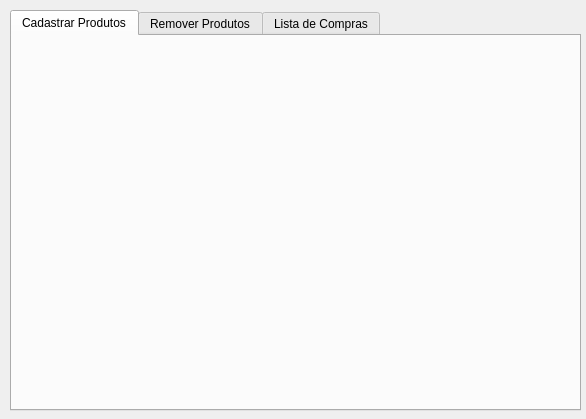
Old version of the form Estoque/telagerenciaestoque.ui in the repository grochavieira/ControleDeEstoque.
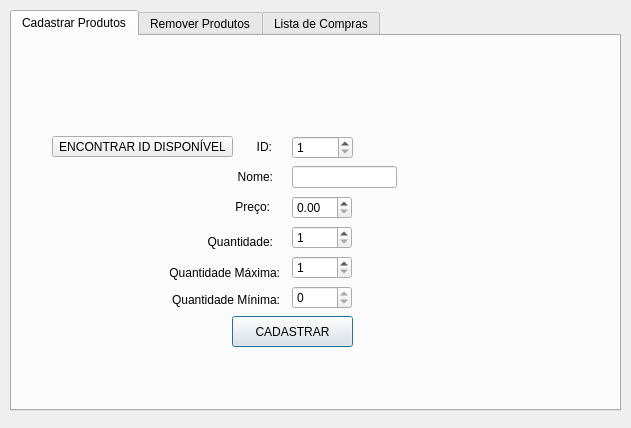
New version of the form.

Patch:
```diff
--- a/Estoque/telagerenciaestoque.ui
+++ b/Estoque/telagerenciaestoque.ui
@@ -6,8 +6,8 @@
    <rect>
     <x>0</x>
     <y>0</y>
-    <width>586</width>
-    <height>419</height>
+    <width>631</width>
+    <height>428</height>
    </rect>
   </property>
   <property name="windowTitle">
@@ -18,10 +18,22 @@
     <rect>
      <x>10</x>
      <y>10</y>
-     <width>571</width>
+     <width>611</width>
      <height>401</height>
     </rect>
    </property>
+   <property name="focusPolicy">
+    <enum>Qt::TabFocus</enum>
+   </property>
+   <property name="styleSheet">
+    <string notr="true"/>
+   </property>
+   <property name="tabPosition">
+    <enum>QTabWidget::North</enum>
+   </property>
+   <property name="tabShape">
+    <enum>QTabWidget::Rounded</enum>
+   </property>
    <property name="currentIndex">
     <number>0</number>
    </property>
@@ -29,6 +41,561 @@
     <attribute name="title">
      <string>Cadastrar Produtos</string>
     </attribute>
+    <widget class="QPushButton" name="btnCadastrarProduto">
+     <property name="geometry">
+      <rect>
+       <x>220</x>
+       <y>280</y>
+       <width>121</width>
+       <height>31</height>
+      </rect>
+     </property>
+     <property name="sizePolicy">
+      <sizepolicy hsizetype="Preferred" vsizetype="Fixed">
+       <horstretch>0</horstretch>
+       <verstretch>0</verstretch>
+      </sizepolicy>
+     </property>
+     <property name="font">
+      <font>
+       <family>Segoe UI</family>
+      </font>
+     </property>
+     <property name="autoFillBackground">
+      <bool>false</bool>
+     </property>
+     <property name="styleSheet">
+      <string notr="true"/>
+     </property>
+     <property name="text">
+      <string>CADASTRAR</string>
+     </property>
+    </widget>
+    <widget class="QSpinBox" name="spnIdProduto">
+     <property name="geometry">
+      <rect>
+       <x>280</x>
+       <y>100</y>
+       <width>61</width>
+       <height>23</height>
+      </rect>
+     </property>
+     <property name="sizePolicy">
+      <sizepolicy hsizetype="Fixed" vsizetype="Fixed">
+       <horstretch>0</horstretch>
+       <verstretch>0</verstretch>
+      </sizepolicy>
+     </property>
+     <property name="font">
+      <font>
+       <family>Segoe UI</family>
+      </font>
+     </property>
+     <property name="readOnly">
+      <bool>false</bool>
+     </property>
+     <property name="minimum">
+      <number>1</number>
+     </property>
+     <property name="maximum">
+      <number>999999</number>
+     </property>
+    </widget>
+    <widget class="QLabel" name="label_6">
+     <property name="geometry">
+      <rect>
+       <x>157</x>
+       <y>220</y>
+       <width>111</width>
+       <height>33</height>
+      </rect>
+     </property>
+     <property name="sizePolicy">
+      <sizepolicy hsizetype="Preferred" vsizetype="Preferred">
+       <horstretch>0</horstretch>
+       <verstretch>0</verstretch>
+      </sizepolicy>
+     </property>
+     <property name="font">
+      <font>
+       <family>Segoe UI</family>
+      </font>
+     </property>
+     <property name="text">
+      <string>Quantidade Máxima:</string>
+     </property>
+     <property name="alignment">
+      <set>Qt::AlignRight|Qt::AlignTrailing|Qt::AlignVCenter</set>
+     </property>
+    </widget>
+    <widget class="QSpinBox" name="spnQuantidadeProduto">
+     <property name="geometry">
+      <rect>
+       <x>280</x>
+       <y>190</y>
+       <width>60</width>
+       <height>23</height>
+      </rect>
+     </property>
+     <property name="sizePolicy">
+      <sizepolicy hsizetype="Fixed" vsizetype="Fixed">
+       <horstretch>0</horstretch>
+       <verstretch>0</verstretch>
+      </sizepolicy>
+     </property>
+     <property name="maximumSize">
+      <size>
+       <width>60</width>
+       <height>16777215</height>
+      </size>
+     </property>
+     <property name="font">
+      <font>
+       <family>Segoe UI</family>
+      </font>
+     </property>
+     <property name="minimum">
+      <number>1</number>
+     </property>
+     <property name="maximum">
+      <number>999999</number>
+     </property>
+    </widget>
+    <widget class="QLabel" name="label_4">
+     <property name="geometry">
+      <rect>
+       <x>160</x>
+       <y>190</y>
+       <width>101</width>
+       <height>31</height>
+      </rect>
+     </property>
+     <property name="sizePolicy">
+      <sizepolicy hsizetype="Preferred" vsizetype="Preferred">
+       <horstretch>0</horstretch>
+       <verstretch>0</verstretch>
+      </sizepolicy>
+     </property>
+     <property name="font">
+      <font>
+       <family>Segoe UI</family>
+      </font>
+     </property>
+     <property name="text">
+      <string>Quantidade:</string>
+     </property>
+     <property name="alignment">
+      <set>Qt::AlignRight|Qt::AlignTrailing|Qt::AlignVCenter</set>
+     </property>
+    </widget>
+    <widget class="QLabel" name="label_5">
+     <property name="geometry">
+      <rect>
+       <x>157</x>
+       <y>250</y>
+       <width>111</width>
+       <height>27</height>
+      </rect>
+     </property>
+     <property name="sizePolicy">
+      <sizepolicy hsizetype="Preferred" vsizetype="Preferred">
+       <horstretch>0</horstretch>
+       <verstretch>0</verstretch>
+      </sizepolicy>
+     </property>
+     <property name="font">
+      <font>
+       <family>Segoe UI</family>
+      </font>
+     </property>
+     <property name="text">
+      <string>Quantidade Mínima:</string>
+     </property>
+     <property name="alignment">
+      <set>Qt::AlignRight|Qt::AlignTrailing|Qt::AlignVCenter</set>
+     </property>
+    </widget>
+    <widget class="QLabel" name="label_3">
+     <property name="geometry">
+      <rect>
+       <x>217</x>
+       <y>160</y>
+       <width>41</width>
+       <height>21</height>
+      </rect>
+     </property>
+     <property name="sizePolicy">
+      <sizepolicy hsizetype="Preferred" vsizetype="Preferred">
+       <horstretch>0</horstretch>
+       <verstretch>0</verstretch>
+      </sizepolicy>
+     </property>
+     <property name="font">
+      <font>
+       <family>Segoe UI</family>
+      </font>
+     </property>
+     <property name="text">
+      <string>Preço:</string>
+     </property>
+     <property name="alignment">
+      <set>Qt::AlignRight|Qt::AlignTrailing|Qt::AlignVCenter</set>
+     </property>
+    </widget>
+    <widget class="QSpinBox" name="spnQuantidadeMaxProduto">
+     <property name="geometry">
+      <rect>
+       <x>280</x>
+       <y>220</y>
+       <width>60</width>
+       <height>23</height>
+      </rect>
+     </property>
+     <property name="sizePolicy">
+      <sizepolicy hsizetype="Fixed" vsizetype="Fixed">
+       <horstretch>0</horstretch>
+       <verstretch>0</verstretch>
+      </sizepolicy>
+     </property>
+     <property name="maximumSize">
+      <size>
+       <width>60</width>
+       <height>16777215</height>
+      </size>
+     </property>
+     <property name="font">
+      <font>
+       <family>Segoe UI</family>
+      </font>
+     </property>
+     <property name="minimum">
+      <number>1</number>
+     </property>
+     <property name="maximum">
+      <number>999999</number>
+     </property>
+    </widget>
+    <widget class="QLabel" name="label_2">
+     <property name="geometry">
+      <rect>
+       <x>220</x>
+       <y>130</y>
+       <width>41</width>
+       <height>21</height>
+      </rect>
+     </property>
+     <property name="sizePolicy">
+      <sizepolicy hsizetype="Preferred" vsizetype="Preferred">
+       <horstretch>0</horstretch>
+       <verstretch>0</verstretch>
+      </sizepolicy>
+     </property>
+     <property name="font">
+      <font>
+       <family>Segoe UI</family>
+      </font>
+     </property>
+     <property name="text">
+      <string>Nome:</string>
+     </property>
+     <property name="alignment">
+      <set>Qt::AlignRight|Qt::AlignTrailing|Qt::AlignVCenter</set>
+     </property>
+    </widget>
+    <widget class="QPushButton" name="btnEncontrarId">
+     <property name="geometry">
+      <rect>
+       <x>40</x>
+       <y>100</y>
+       <width>181</width>
+       <height>21</height>
+      </rect>
+     </property>
+     <property name="sizePolicy">
+      <sizepolicy hsizetype="Fixed" vsizetype="Fixed">
+       <horstretch>0</horstretch>
+       <verstretch>0</verstretch>
+      </sizepolicy>
+     </property>
+     <property name="minimumSize">
+      <size>
+       <width>0</width>
+       <height>0</height>
+      </size>
+     </property>
+     <property name="maximumSize">
+      <size>
+       <width>1000</width>
+       <height>16777215</height>
+      </size>
+     </property>
+     <property name="font">
+      <font>
+       <family>Segoe UI</family>
+      </font>
+     </property>
+     <property name="text">
+      <string>ENCONTRAR ID DISPONÍVEL</string>
+     </property>
+    </widget>
+    <widget class="QSpinBox" name="spnQuantidadeMinProduto">
+     <property name="geometry">
+      <rect>
+       <x>280</x>
+       <y>250</y>
+       <width>60</width>
+       <height>23</height>
+      </rect>
+     </property>
+     <property name="sizePolicy">
+      <sizepolicy hsizetype="Fixed" vsizetype="Fixed">
+       <horstretch>0</horstretch>
+       <verstretch>0</verstretch>
+      </sizepolicy>
+     </property>
+     <property name="maximumSize">
+      <size>
+       <width>60</width>
+       <height>16777215</height>
+      </size>
+     </property>
+     <property name="font">
+      <font>
+       <family>Segoe UI</family>
+      </font>
+     </property>
+     <property name="minimum">
+      <number>0</number>
+     </property>
+     <property name="maximum">
+      <number>0</number>
+     </property>
+     <property name="value">
+      <number>0</number>
+     </property>
+    </widget>
+    <widget class="QDoubleSpinBox" name="spnPrecoProduto">
+     <property name="geometry">
+      <rect>
+       <x>280</x>
+       <y>160</y>
+       <width>60</width>
+       <height>23</height>
+      </rect>
+     </property>
+     <property name="sizePolicy">
+      <sizepolicy hsizetype="Fixed" vsizetype="Fixed">
+       <horstretch>0</horstretch>
+       <verstretch>0</verstretch>
+      </sizepolicy>
+     </property>
+     <property name="maximumSize">
+      <size>
+       <width>60</width>
+       <height>16777215</height>
+      </size>
+     </property>
+     <property name="font">
+      <font>
+       <family>Segoe UI</family>
+      </font>
+     </property>
+     <property name="maximum">
+      <double>9999.989999999999782</double>
+     </property>
+    </widget>
+    <widget class="QLineEdit" name="txtNomeProduto">
+     <property name="geometry">
+      <rect>
+       <x>280</x>
+       <y>130</y>
+       <width>105</width>
+       <height>22</height>
+      </rect>
+     </property>
+     <property name="sizePolicy">
+      <sizepolicy hsizetype="Fixed" vsizetype="Fixed">
+       <horstretch>0</horstretch>
+       <verstretch>0</verstretch>
+      </sizepolicy>
+     </property>
+     <property name="minimumSize">
+      <size>
+       <width>0</width>
+       <height>0</height>
+      </size>
+     </property>
+     <property name="maximumSize">
+      <size>
+       <width>180</width>
+       <height>16777215</height>
+      </size>
+     </property>
+     <property name="font">
+      <font>
+       <family>Segoe UI</family>
+      </font>
+     </property>
+     <property name="inputMask">
+      <string/>
+     </property>
+     <property name="maxLength">
+      <number>30</number>
+     </property>
+    </widget>
+    <widget class="QLabel" name="lblErroId">
+     <property name="geometry">
+      <rect>
+       <x>350</x>
+       <y>100</y>
+       <width>150</width>
+       <height>20</height>
+      </rect>
+     </property>
+     <property name="sizePolicy">
+      <sizepolicy hsizetype="Fixed" vsizetype="Fixed">
+       <horstretch>0</horstretch>
+       <verstretch>0</verstretch>
+      </sizepolicy>
+     </property>
+     <property name="maximumSize">
+      <size>
+       <width>150</width>
+       <height>20</height>
+      </size>
+     </property>
+     <property name="font">
+      <font>
+       <family>Segoe UI</family>
+      </font>
+     </property>
+     <property name="autoFillBackground">
+      <bool>false</bool>
+     </property>
+     <property name="styleSheet">
+      <string notr="true">color: &quot;red&quot;;
+background: &quot;white&quot;;
+
+
+</string>
+     </property>
+     <property name="text">
+      <string/>
+     </property>
+    </widget>
+    <widget class="QLabel" name="lblErroPreco">
+     <property name="geometry">
+      <rect>
+       <x>350</x>
+       <y>160</y>
+       <width>171</width>
+       <height>20</height>
+      </rect>
+     </property>
+     <property name="sizePolicy">
+      <sizepolicy hsizetype="Preferred" vsizetype="Preferred">
+       <horstretch>0</horstretch>
+       <verstretch>0</verstretch>
+      </sizepolicy>
+     </property>
+     <property name="maximumSize">
+      <size>
+       <width>310</width>
+       <height>20</height>
+      </size>
+     </property>
+     <property name="font">
+      <font>
+       <family>Segoe UI</family>
+      </font>
+     </property>
+     <property name="autoFillBackground">
+      <bool>false</bool>
+     </property>
+     <property name="styleSheet">
+      <string notr="true">color: &quot;red&quot;;
+background: &quot;white&quot;;
+
+
+</string>
+     </property>
+     <property name="text">
+      <string/>
+     </property>
+    </widget>
+    <widget class="QLabel" name="lblErroNome">
+     <property name="geometry">
+      <rect>
+       <x>390</x>
+       <y>130</y>
+       <width>185</width>
+       <height>20</height>
+      </rect>
+     </property>
+     <property name="sizePolicy">
+      <sizepolicy hsizetype="Preferred" vsizetype="Preferred">
+       <horstretch>0</horstretch>
+       <verstretch>0</verstretch>
+      </sizepolicy>
+     </property>
+     <property name="maximumSize">
+      <size>
+       <width>185</width>
+       <height>20</height>
+      </size>
+     </property>
+     <property name="font">
+      <font>
+       <family>Segoe UI</family>
+      </font>
+     </property>
+     <property name="autoFillBackground">
+      <bool>false</bool>
+     </property>
+     <property name="styleSheet">
+      <string notr="true">color: &quot;red&quot;;
+background: &quot;white&quot;;
+
+
+</string>
+     </property>
+     <property name="text">
+      <string/>
+     </property>
+    </widget>
+    <widget class="QLabel" name="label">
+     <property name="geometry">
+      <rect>
+       <x>240</x>
+       <y>100</y>
+       <width>20</width>
+       <height>21</height>
+      </rect>
+     </property>
+     <property name="sizePolicy">
+      <sizepolicy hsizetype="Preferred" vsizetype="Preferred">
+       <horstretch>0</horstretch>
+       <verstretch>0</verstretch>
+      </sizepolicy>
+     </property>
+     <property name="font">
+      <font>
+       <family>Segoe UI</family>
+      </font>
+     </property>
+     <property name="text">
+      <string>ID:</string>
+     </property>
+     <property name="textFormat">
+      <enum>Qt::AutoText</enum>
+     </property>
+     <property name="scaledContents">
+      <bool>false</bool>
+     </property>
+     <property name="alignment">
+      <set>Qt::AlignRight|Qt::AlignTrailing|Qt::AlignVCenter</set>
+     </property>
+    </widget>
    </widget>
    <widget class="QWidget" name="tab_2">
     <attribute name="title">
```
Left out of the diff: 19 changed lines with no effect on the pictures.
